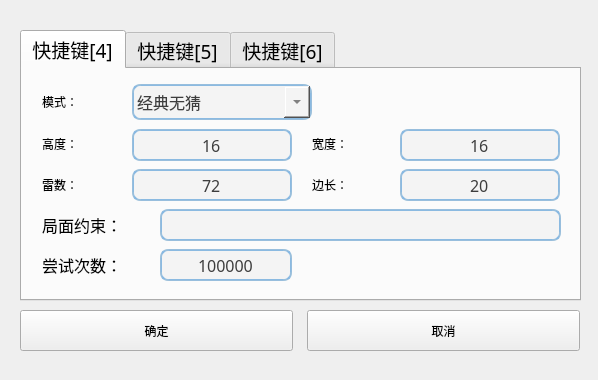
The window that uiFiles/ui_gs_shortcuts.ui (ljzloser/Solvable-Minesweeper) describes before a commit, drawn with Qt 5.
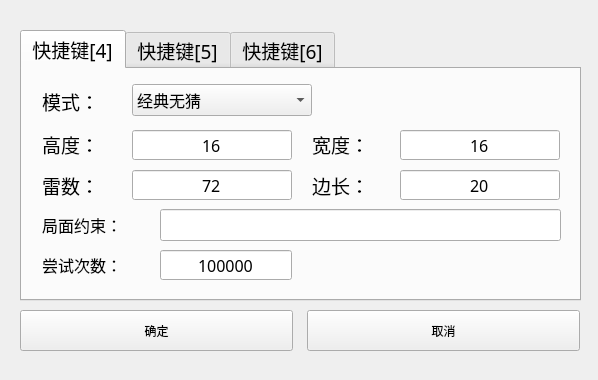
The same window after the commit. Icons and pictures are not drawn.

```diff
--- a/uiFiles/ui_gs_shortcuts.ui
+++ b/uiFiles/ui_gs_shortcuts.ui
@@ -38,13 +38,6 @@
    <iconset>
     <normaloff>media/cat.ico</normaloff>media/cat.ico</iconset>
   </property>
-  <property name="styleSheet">
-   <string notr="true">QComboBox::drop-down {
-    width: 26px;
-}
-
-</string>
-  </property>
   <widget class="QPushButton" name="pushButton_2">
    <property name="geometry">
     <rect>
@@ -135,7 +128,7 @@
        <x>110</x>
        <y>15</y>
        <width>180</width>
-       <height>36</height>
+       <height>32</height>
       </rect>
      </property>
      <property name="font">
@@ -144,21 +137,6 @@
        <pointsize>12</pointsize>
       </font>
      </property>
-     <property name="styleSheet">
-      <string notr="true">border-width: 2px;
-border-radius: 8px;
-border-style: solid;
-border-top-color: qlineargradient(spread:pad, x1:0.5, y1:1, x2:0.5, y2:0, stop:0 #85b7e3, stop:1 #9ec1db);
-border-right-color: qlineargradient(spread:pad, x1:0, y1:0, x2:1, y2:0, stop:0 #85b7e3, stop:1 #9ec1db);
-border-bottom-color: qlineargradient(spread:pad, x1:0.5, y1:0, x2:0.5, y2:1, stop:0 #85b7e3, stop:1 #9ec1db);
-border-left-color: qlineargradient(spread:pad, x1:1, y1:0, x2:0, y2:0, stop:0 #85b7e3, stop:1 #9ec1db);
-background-color: #f4f4f4;
-width:120px;
-height: 32px;
-color: #3d3d3d;
-
-</string>
-     </property>
      <property name="currentIndex">
       <number>4</number>
      </property>
@@ -221,17 +199,6 @@
        <pointsize>12</pointsize>
       </font>
      </property>
-     <property name="styleSheet">
-      <string notr="true">border-width: 2px;
-border-radius: 8px;
-border-style: solid;
-border-top-color: qlineargradient(spread:pad, x1:0.5, y1:1, x2:0.5, y2:0, stop:0 #85b7e3, stop:1 #9ec1db);
-border-right-color: qlineargradient(spread:pad, x1:0, y1:0, x2:1, y2:0, stop:0 #85b7e3, stop:1 #9ec1db);
-border-bottom-color: qlineargradient(spread:pad, x1:0.5, y1:0, x2:0.5, y2:1, stop:0 #85b7e3, stop:1 #9ec1db);
-border-left-color: qlineargradient(spread:pad, x1:1, y1:0, x2:0, y2:0, stop:0 #85b7e3, stop:1 #9ec1db);
-background-color: #f4f4f4;
-color: #3d3d3d;</string>
-     </property>
      <property name="alignment">
       <set>Qt::AlignCenter</set>
      </property>
@@ -275,17 +242,6 @@
      <property name="focusPolicy">
       <enum>Qt::ClickFocus</enum>
      </property>
-     <property name="styleSheet">
-      <string notr="true">border-width: 2px;
-border-radius: 8px;
-border-style: solid;
-border-top-color: qlineargradient(spread:pad, x1:0.5, y1:1, x2:0.5, y2:0, stop:0 #85b7e3, stop:1 #9ec1db);
-border-right-color: qlineargradient(spread:pad, x1:0, y1:0, x2:1, y2:0, stop:0 #85b7e3, stop:1 #9ec1db);
-border-bottom-color: qlineargradient(spread:pad, x1:0.5, y1:0, x2:0.5, y2:1, stop:0 #85b7e3, stop:1 #9ec1db);
-border-left-color: qlineargradient(spread:pad, x1:1, y1:0, x2:0, y2:0, stop:0 #85b7e3, stop:1 #9ec1db);
-background-color: #f4f4f4;
-color: #3d3d3d;</string>
-     </property>
      <property name="frame">
       <bool>true</bool>
      </property>
@@ -329,17 +285,6 @@
      <property name="focusPolicy">
       <enum>Qt::ClickFocus</enum>
      </property>
-     <property name="styleSheet">
-      <string notr="true">border-width: 2px;
-border-radius: 8px;
-border-style: solid;
-border-top-color: qlineargradient(spread:pad, x1:0.5, y1:1, x2:0.5, y2:0, stop:0 #85b7e3, stop:1 #9ec1db);
-border-right-color: qlineargradient(spread:pad, x1:0, y1:0, x2:1, y2:0, stop:0 #85b7e3, stop:1 #9ec1db);
-border-bottom-color: qlineargradient(spread:pad, x1:0.5, y1:0, x2:0.5, y2:1, stop:0 #85b7e3, stop:1 #9ec1db);
-border-left-color: qlineargradient(spread:pad, x1:1, y1:0, x2:0, y2:0, stop:0 #85b7e3, stop:1 #9ec1db);
-background-color: #f4f4f4;
-color: #3d3d3d;</string>
-     </property>
      <property name="text">
       <string/>
      </property>
@@ -362,17 +307,6 @@
        <pointsize>12</pointsize>
       </font>
      </property>
-     <property name="styleSheet">
-      <string notr="true">border-width: 2px;
-border-radius: 8px;
-border-style: solid;
-border-top-color: qlineargradient(spread:pad, x1:0.5, y1:1, x2:0.5, y2:0, stop:0 #85b7e3, stop:1 #9ec1db);
-border-right-color: qlineargradient(spread:pad, x1:0, y1:0, x2:1, y2:0, stop:0 #85b7e3, stop:1 #9ec1db);
-border-bottom-color: qlineargradient(spread:pad, x1:0.5, y1:0, x2:0.5, y2:1, stop:0 #85b7e3, stop:1 #9ec1db);
-border-left-color: qlineargradient(spread:pad, x1:1, y1:0, x2:0, y2:0, stop:0 #85b7e3, stop:1 #9ec1db);
-background-color: #f4f4f4;
-color: #3d3d3d;</string>
-     </property>
      <property name="alignment">
       <set>Qt::AlignCenter</set>
      </property>
@@ -410,17 +344,6 @@
        <pointsize>12</pointsize>
       </font>
      </property>
-     <property name="styleSheet">
-      <string notr="true">border-width: 2px;
-border-radius: 8px;
-border-style: solid;
-border-top-color: qlineargradient(spread:pad, x1:0.5, y1:1, x2:0.5, y2:0, stop:0 #85b7e3, stop:1 #9ec1db);
-border-right-color: qlineargradient(spread:pad, x1:0, y1:0, x2:1, y2:0, stop:0 #85b7e3, stop:1 #9ec1db);
-border-bottom-color: qlineargradient(spread:pad, x1:0.5, y1:0, x2:0.5, y2:1, stop:0 #85b7e3, stop:1 #9ec1db);
-border-left-color: qlineargradient(spread:pad, x1:1, y1:0, x2:0, y2:0, stop:0 #85b7e3, stop:1 #9ec1db);
-background-color: #f4f4f4;
-color: #3d3d3d;</string>
-     </property>
      <property name="alignment">
       <set>Qt::AlignCenter</set>
      </property>
@@ -470,17 +393,6 @@
        <pointsize>12</pointsize>
       </font>
      </property>
-     <property name="styleSheet">
-      <string notr="true">border-width: 2px;
-border-radius: 8px;
-border-style: solid;
-border-top-color: qlineargradient(spread:pad, x1:0.5, y1:1, x2:0.5, y2:0, stop:0 #85b7e3, stop:1 #9ec1db);
-border-right-color: qlineargradient(spread:pad, x1:0, y1:0, x2:1, y2:0, stop:0 #85b7e3, stop:1 #9ec1db);
-border-bottom-color: qlineargradient(spread:pad, x1:0.5, y1:0, x2:0.5, y2:1, stop:0 #85b7e3, stop:1 #9ec1db);
-border-left-color: qlineargradient(spread:pad, x1:1, y1:0, x2:0, y2:0, stop:0 #85b7e3, stop:1 #9ec1db);
-background-color: #f4f4f4;
-color: #3d3d3d;</string>
-     </property>
      <property name="frame">
       <bool>true</bool>
      </property>
@@ -515,9 +427,6 @@
        <height>39</height>
       </rect>
      </property>
-     <property name="styleSheet">
-      <string notr="true">font: 12pt &quot;微软雅黑&quot;;</string>
-     </property>
      <property name="frameShadow">
       <enum>QFrame::Sunken</enum>
      </property>
@@ -559,9 +468,6 @@
        <height>32</height>
       </rect>
      </property>
-     <property name="styleSheet">
-      <string notr="true">font: 12pt &quot;微软雅黑&quot;;</string>
-     </property>
      <property name="text">
       <string>雷数：</string>
      </property>
@@ -575,9 +481,6 @@
        <height>32</height>
       </rect>
      </property>
-     <property name="styleSheet">
-      <string notr="true">font: 12pt &quot;微软雅黑&quot;;</string>
-     </property>
      <property name="text">
       <string>高度：</string>
      </property>
@@ -616,9 +519,6 @@
        <height>32</height>
       </rect>
      </property>
-     <property name="styleSheet">
-      <string notr="true">font: 12pt &quot;微软雅黑&quot;;</string>
-     </property>
      <property name="text">
       <string>宽度：</string>
      </property>
@@ -638,9 +538,6 @@
        <height>16777215</height>
       </size>
      </property>
-     <property name="styleSheet">
-      <string notr="true">font: 12pt &quot;微软雅黑&quot;;</string>
-     </property>
      <property name="text">
       <string>边长：</string>
      </property>
```
Left out of the diff: 196 changed lines with no effect on the pictures.
